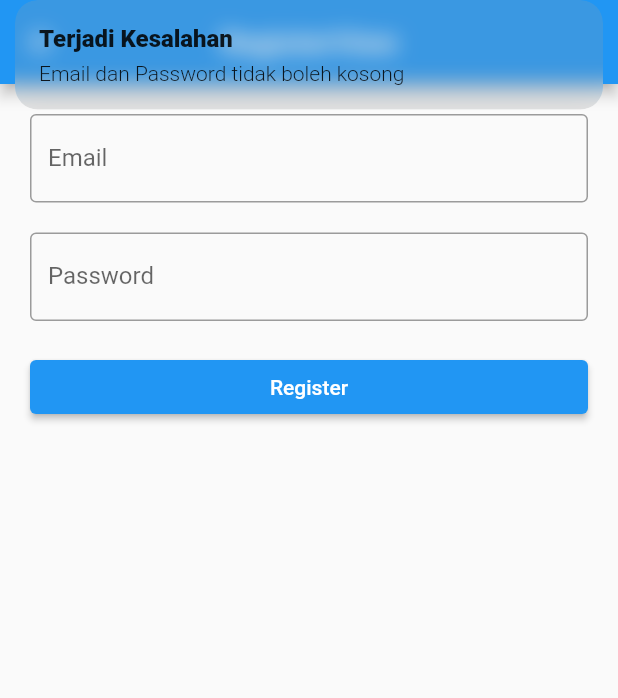
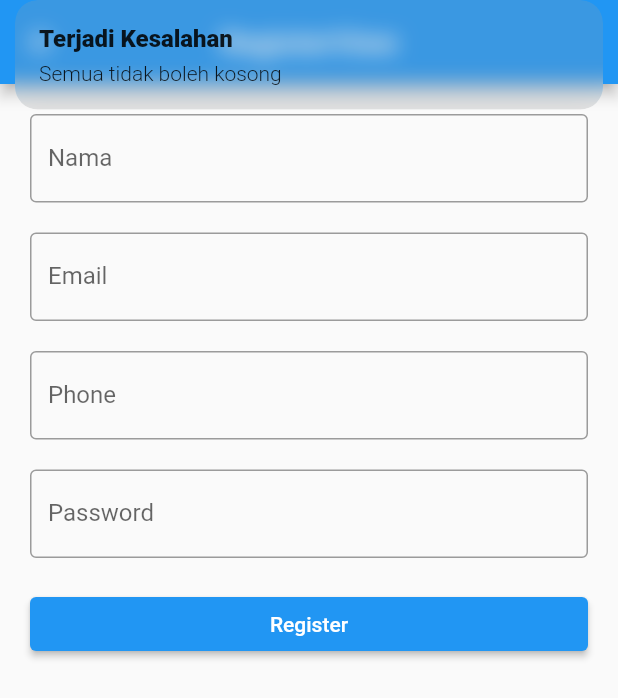
Before and after one commit to RifkyPahlevy/myfirebase, a Flutter app: the RegisterView screen opened by its route, after a tap on "Register", on a phone screen of 412 x 824 dp. Shown: the top 698 px of the screen. Run offline on Flutter 3.47's test engine with Material 2 defaults, Android fonts, the phone set to English and light mode, and no system bars; our stand-ins replace cloud_firestore, firebase_auth, firebase_core, get, get_storage; accounts and stored records are empty.

Commit message:
materi baru

```diff
--- a/lib/app/modules/register/controllers/register_controller.dart
+++ b/lib/app/modules/register/controllers/register_controller.dart
@@ -1,13 +1,17 @@
 import 'package:firebase_auth/firebase_auth.dart';
 import 'package:flutter/material.dart';
 import 'package:get/get.dart';
+import 'package:cloud_firestore/cloud_firestore.dart';
 import 'package:myfirebase/app/routes/app_pages.dart';
 
 class RegisterController extends GetxController {
   TextEditingController emailC = TextEditingController();
   TextEditingController passC = TextEditingController();
+  TextEditingController nameC = TextEditingController();
+  TextEditingController phoneC = TextEditingController();
   RxBool isLoading = false.obs;
 
+  FirebaseFirestore firestore = FirebaseFirestore.instance;
   FirebaseAuth auth = FirebaseAuth.instance;
 
   void errMsg(String message) {
@@ -15,7 +19,10 @@ class RegisterController extends GetxController {
   }
 
   void register() async {
-    if (emailC.text.isNotEmpty && passC.text.isNotEmpty) {
+    if (emailC.text.isNotEmpty &&
+        passC.text.isNotEmpty &&
+        nameC.text.isNotEmpty &&
+        phoneC.text.isNotEmpty) {
       isLoading.value = true;
 
       try {
@@ -27,24 +34,27 @@ class RegisterController extends GetxController {
 
         isLoading.value = false;
         await userCredential.user!.sendEmailVerification();
-        Get.defaultDialog(
-            title: "Email Verifikasi",
-            middleText:
-                "Kami telah mengirimkan email verifikasi ke email anda Silahkan Cek email yang terdaftar",
-            actions: [
-              OutlinedButton(
-                  onPressed: () async {
-                    Get.offAllNamed(Routes.LOGIN);
-                  },
-                  child: Text("Okay"))
-            ]);
+
+        //insert data user
+        firestore.collection("users").doc(userCredential.user!.uid).set({
+          "email": emailC.text,
+          "name": nameC.text,
+          "phone": phoneC.text,
+          "uid": userCredential.user!.uid,
+          "created_at": DateTime.now().toIso8601String()
+        });
+
+        Get.snackbar(
+            "Email Verification", "Kami Telah Mengirim Email Verifikasi");
+        Get.offAllNamed(Routes.LOGIN);
       } on FirebaseAuthException catch (e) {
-        print(e.code);
+        isLoading.value = true;
+        errMsg("${e.code}");
       } catch (e) {
-        print(e);
+        errMsg(e.toString());
       }
     } else {
-      errMsg("Email dan Password tidak boleh kosong");
+      errMsg("Semua tidak boleh kosong");
     }
   }
 }
--- a/lib/app/modules/register/views/register_view.dart
+++ b/lib/app/modules/register/views/register_view.dart
@@ -16,7 +16,21 @@ class RegisterView extends GetView<RegisterController> {
         padding: EdgeInsets.all(20),
         children: [
           TextField(
+            controller: controller.nameC,
+            autocorrect: false,
+            keyboardType: TextInputType.name,
+            decoration: InputDecoration(
+              labelText: "Nama",
+              border: OutlineInputBorder(),
+            ),
+          ),
+          SizedBox(
+            height: 20,
+          ),
+          TextField(
             controller: controller.emailC,
+            keyboardType: TextInputType.emailAddress,
+            autocorrect: false,
             decoration: InputDecoration(
               labelText: "Email",
               border: OutlineInputBorder(),
@@ -26,7 +40,20 @@ class RegisterView extends GetView<RegisterController> {
             height: 20,
           ),
           TextField(
+            controller: controller.phoneC,
+            autocorrect: false,
+            keyboardType: TextInputType.phone,
+            decoration: InputDecoration(
+              labelText: "Phone",
+              border: OutlineInputBorder(),
+            ),
+          ),
+          SizedBox(
+            height: 20,
+          ),
+          TextField(
             controller: controller.passC,
+            autocorrect: false,
             decoration: InputDecoration(
               labelText: "Password",
               border: OutlineInputBorder(),
--- a/lib/app/routes/app_routes.dart
+++ b/lib/app/routes/app_routes.dart
@@ -8,6 +8,8 @@ abstract class Routes {
   static const LOGIN = _Paths.LOGIN;
   static const REGISTER = _Paths.REGISTER;
   static const RESET_PASSWORD = _Paths.RESET_PASSWORD;
+  static const PROFILE = _Paths.PROFILE;
+  static const ADD_NOTE = _Paths.ADD_NOTE;
 }
 
 abstract class _Paths {
@@ -15,4 +17,6 @@ abstract class _Paths {
   static const LOGIN = '/login';
   static const REGISTER = '/register';
   static const RESET_PASSWORD = '/reset-password';
+  static const PROFILE = '/profile';
+  static const ADD_NOTE = '/add-note';
 }
--- a/pubspec.yaml
+++ b/pubspec.yaml
@@ -13,6 +13,7 @@ dependencies:
   cloud_firestore: 3.1.10
   firebase_storage: 10.2.9
   get_storage: 2.0.3
+  intl: 0.17.0
   flutter:
     sdk: flutter
 
```
Also changed, not shown: lib/app/modules/add_note/bindings/add_note_binding.dart (added, +12 -0 lines), lib/app/modules/add_note/controllers/add_note_controller.dart (added, +36 -0 lines), lib/app/modules/add_note/views/add_note_view.dart (added, +52 -0 lines), lib/app/modules/home/controllers/home_controller.dart (+12 -4 lines), lib/app/modules/home/views/home_view.dart (+31 -7 lines), lib/app/modules/login/controllers/login_controller.dart (+8 -5 lines), lib/app/modules/profile/bindings/profile_binding.dart (added, +12 -0 lines), lib/app/modules/profile/controllers/profile_controller.dart (added, +75 -0 lines), lib/app/modules/profile/views/profile_view.dart (added, +118 -0 lines), lib/app/routes/app_pages.dart (+14 -0 lines), pubspec.lock.
